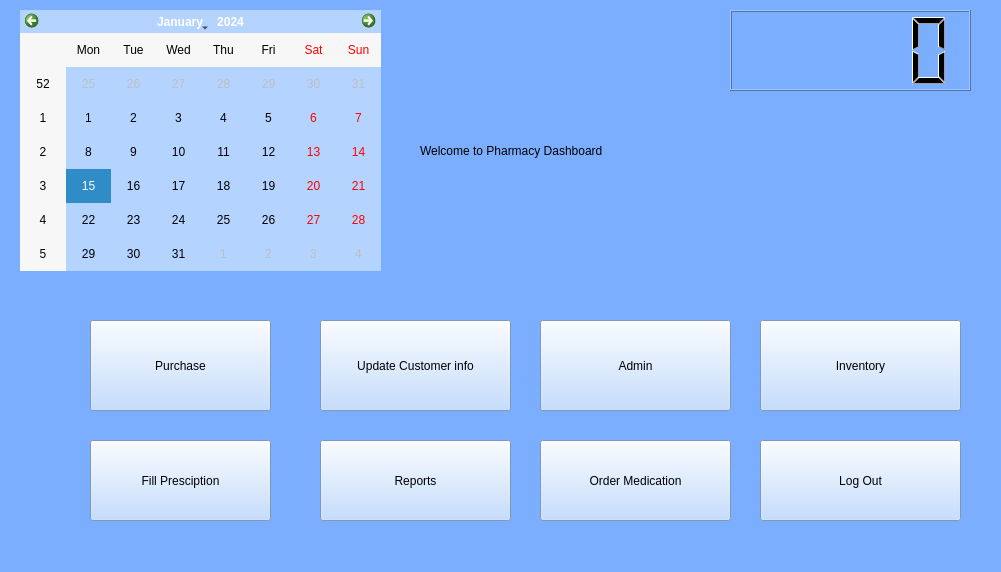
Before: the Qt Designer form UI/Dashboard.ui in BennettPJ/SFWE403-Sem-Proj, drawn with Qt 5.
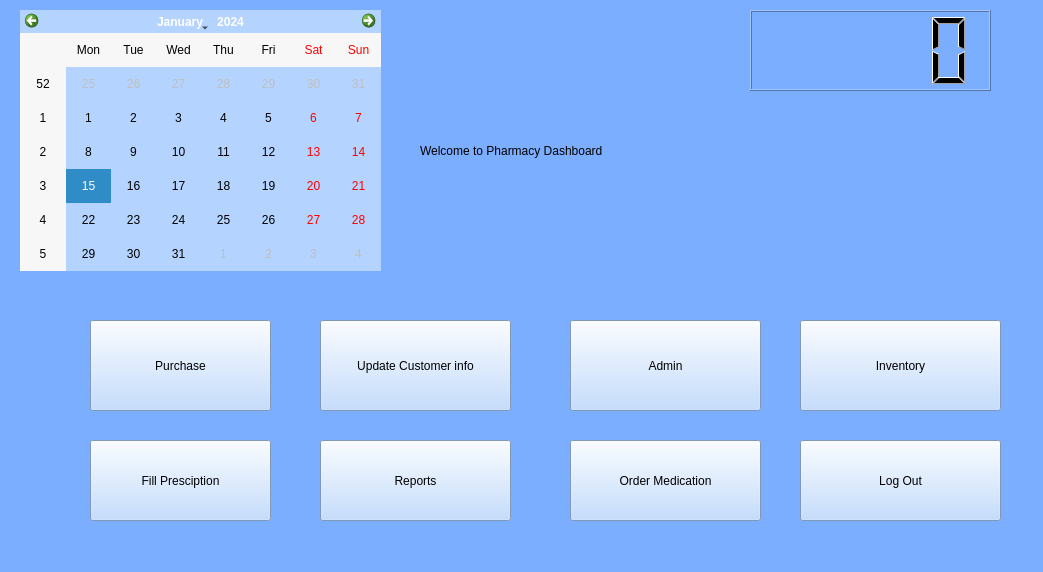
After: the same form once the commit is applied. Icons and pictures are not drawn.

```diff
--- a/UI/Dashboard.ui
+++ b/UI/Dashboard.ui
@@ -6,7 +6,7 @@
    <rect>
     <x>0</x>
     <y>0</y>
-    <width>1001</width>
+    <width>1043</width>
     <height>572</height>
    </rect>
   </property>
@@ -91,7 +91,7 @@
    <widget class="QPushButton" name="InventoryButton">
     <property name="geometry">
      <rect>
-      <x>760</x>
+      <x>800</x>
       <y>320</y>
       <width>201</width>
       <height>91</height>
@@ -149,7 +149,7 @@
    <widget class="QPushButton" name="InventoryButton_2">
     <property name="geometry">
      <rect>
-      <x>540</x>
+      <x>570</x>
       <y>440</y>
       <width>191</width>
       <height>81</height>
@@ -245,7 +245,7 @@
    <widget class="QPushButton" name="InventoryButton_5">
     <property name="geometry">
      <rect>
-      <x>540</x>
+      <x>570</x>
       <y>320</y>
       <width>191</width>
       <height>91</height>
@@ -277,7 +277,7 @@
    <widget class="QPushButton" name="logOut">
     <property name="geometry">
      <rect>
-      <x>760</x>
+      <x>800</x>
       <y>440</y>
       <width>201</width>
       <height>81</height>
@@ -328,12 +328,18 @@
    <widget class="QLabel" name="label_2">
     <property name="geometry">
      <rect>
-      <x>830</x>
+      <x>870</x>
       <y>120</y>
       <width>131</width>
       <height>181</height>
      </rect>
     </property>
+    <property name="sizePolicy">
+     <sizepolicy hsizetype="Fixed" vsizetype="Fixed">
+      <horstretch>0</horstretch>
+      <verstretch>0</verstretch>
+     </sizepolicy>
+    </property>
     <property name="text">
      <string/>
     </property>
@@ -347,12 +353,18 @@
    <widget class="QLCDNumber" name="clock">
     <property name="geometry">
      <rect>
-      <x>730</x>
+      <x>750</x>
       <y>10</y>
       <width>241</width>
       <height>81</height>
      </rect>
     </property>
+    <property name="sizePolicy">
+     <sizepolicy hsizetype="Fixed" vsizetype="Fixed">
+      <horstretch>0</horstretch>
+      <verstretch>0</verstretch>
+     </sizepolicy>
+    </property>
     <property name="font">
      <font>
       <family>MS Shell Dlg 2</family>
```
Left out of the diff: 4 changed lines with no effect on the pictures.
